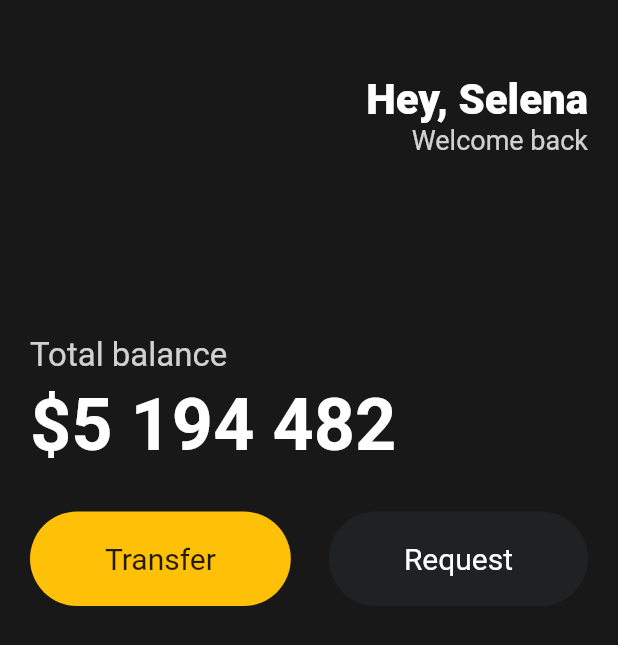
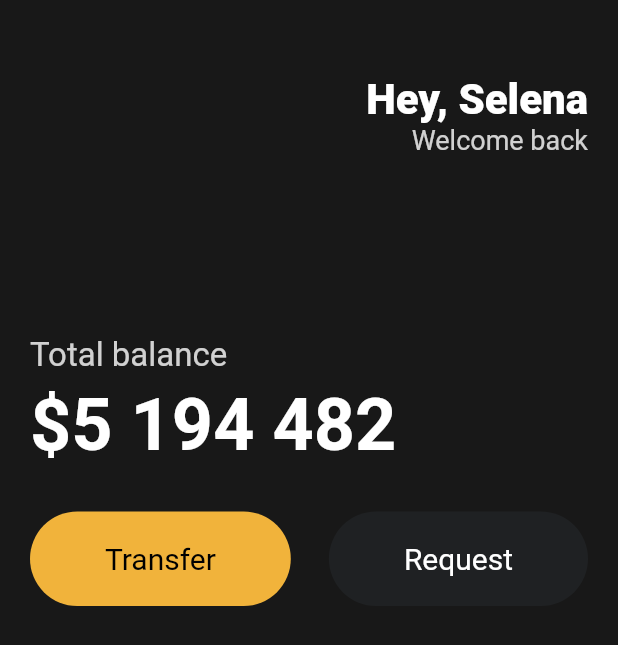
Before and after one commit to ryugibo/nomadcoders-flutter-for-beginners, a Flutter app: the screen it shows after launch, on a phone screen of 412 x 824 dp. Shown: the top 645 px of the screen. Run offline on Flutter 3.47's test engine with Material 2 defaults, Android fonts, the phone set to English and light mode, and no system bars.

Commit message:
:memo: #3.5 Reusable Widgets - 2
- Create Custom reusable button

```diff
--- a/toonflix/lib/main.dart
+++ b/toonflix/lib/main.dart
@@ -1,4 +1,5 @@
 import 'package:flutter/material.dart';
+import 'package:toonflix/widgets/button.dart';
 
 void main() {
   runApp(App());
@@ -71,44 +72,15 @@ class App extends StatelessWidget {
               ),
               Row(
                 mainAxisAlignment: MainAxisAlignment.spaceBetween,
-                children: [
-                  Container(
-                    decoration: BoxDecoration(
-                      color: Colors.amber,
-                      borderRadius: BorderRadius.circular(45),
-                    ),
-                    child: const Padding(
-                      padding: EdgeInsets.symmetric(
-                        vertical: 20,
-                        horizontal: 50,
-                      ),
-                      child: Text(
-                        'Transfer',
-                        style: TextStyle(
-                          fontSize: 20,
-                        ),
-                      ),
-                    ),
-                  ),
-                  Container(
-                    decoration: BoxDecoration(
-                      color: const Color(0xFF1F2123),
-                      borderRadius: BorderRadius.circular(45),
-                    ),
-                    child: const Padding(
-                      padding: EdgeInsets.symmetric(
-                        vertical: 20,
-                        horizontal: 50,
-                      ),
-                      child: Text(
-                        'Request',
-                        style: TextStyle(
-                          color: Colors.white,
-                          fontSize: 20,
-                        ),
-                      ),
-                    ),
-                  ),
+                children: const [
+                  Button(
+                      text: 'Transfer',
+                      bgColor: Color(0xFFF1B33B),
+                      textColor: Colors.black),
+                  Button(
+                      text: 'Request',
+                      bgColor: Color(0xFF1F2123),
+                      textColor: Colors.white),
                 ],
               ),
             ],
--- /dev/null
+++ b/toonflix/lib/widgets/button.dart
@@ -0,0 +1,37 @@
+import 'package:flutter/cupertino.dart';
+
+class Button extends StatelessWidget {
+  final String text;
+  final Color bgColor;
+  final Color textColor;
+
+  const Button({
+    super.key,
+    required this.text,
+    required this.bgColor,
+    required this.textColor,
+  });
+
+  @override
+  Widget build(BuildContext context) {
+    return Container(
+      decoration: BoxDecoration(
+        color: bgColor,
+        borderRadius: BorderRadius.circular(45),
+      ),
+      child: Padding(
+        padding: const EdgeInsets.symmetric(
+          vertical: 20,
+          horizontal: 50,
+        ),
+        child: Text(
+          text,
+          style: TextStyle(
+            color: textColor,
+            fontSize: 20,
+          ),
+        ),
+      ),
+    );
+  }
+}
```
